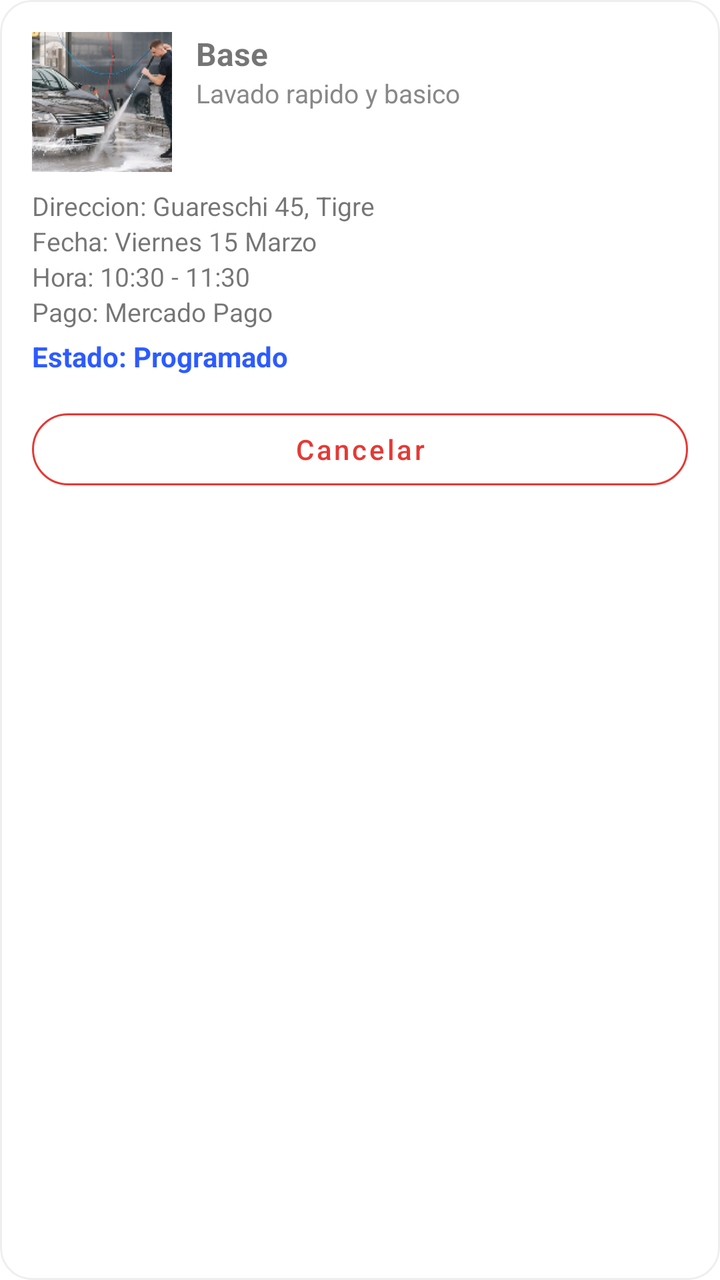
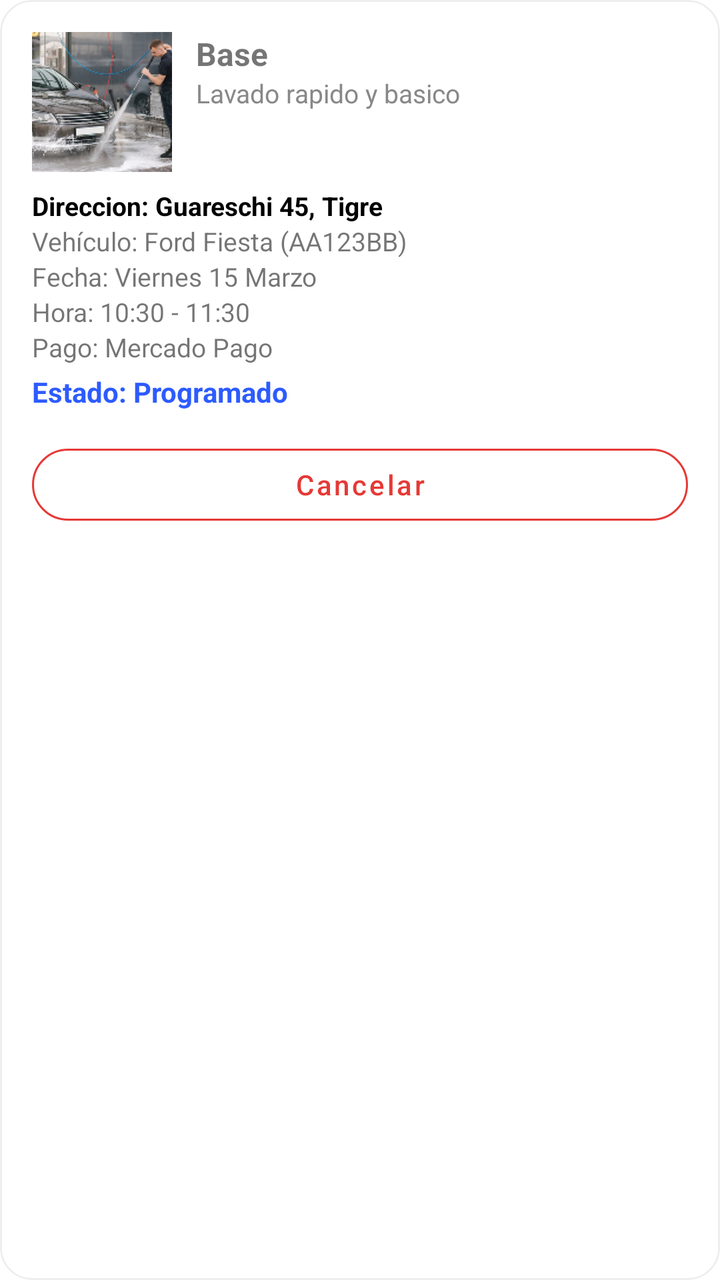

Compare the two renders of this Android layout. The source of the first and the diff that turns it into the second are given below.
<!-- AndroidManifest.xml: application theme Theme.CarWash -->
<!-- res/layout/booking_item.xml -->
<?xml version="1.0" encoding="utf-8"?>
<com.google.android.material.card.MaterialCardView
    xmlns:android="http://schemas.android.com/apk/res/android"
    xmlns:app="http://schemas.android.com/apk/res-auto"
    android:layout_width="match_parent"
    android:layout_height="wrap_content"
    android:layout_marginBottom="12dp"
    app:cardCornerRadius="16dp"
    app:cardElevation="0dp"
    app:strokeColor="#EEEEEE"
    app:strokeWidth="1dp">

    <LinearLayout
        android:orientation="vertical"
        android:padding="16dp"
        android:layout_width="match_parent"
        android:layout_height="wrap_content">

        
        <LinearLayout
            android:orientation="horizontal"
            android:layout_width="match_parent"
            android:layout_height="wrap_content">

            <ImageView
                android:id="@+id/serviceImage"
                android:layout_width="70dp"
                android:layout_height="70dp"
                android:src="@drawable/lavadobase"
                android:scaleType="centerCrop"/>

            <LinearLayout
                android:orientation="vertical"
                android:layout_marginStart="12dp"
                android:layout_width="wrap_content"
                android:layout_height="wrap_content">

                <TextView
                    android:id="@+id/serviceName"
                    android:text="Base"
                    android:textStyle="bold"
                    android:textSize="16sp"
                    android:layout_width="wrap_content"
                    android:layout_height="wrap_content"/>

                <TextView
                    android:id="@+id/serviceDesc"
                    android:text="Lavado rapido y basico"
                    android:textColor="#888"
                    android:textSize="13sp"
                    android:layout_width="wrap_content"
                    android:layout_height="wrap_content"/>
            </LinearLayout>

        </LinearLayout>

        
        <TextView
            android:id="@+id/address"
            android:text="Direccion: Guareschi 45, Tigre"
            android:layout_marginTop="8dp"
            android:textSize="13sp"
            android:layout_width="wrap_content"
            android:layout_height="wrap_content"/>

        <TextView
            android:id="@+id/date"
            android:text="Fecha: Viernes 15 Marzo"
            android:textSize="13sp"
            android:layout_width="wrap_content"
            android:layout_height="wrap_content"/>

        <TextView
            android:id="@+id/hour"
            android:text="Hora: 10:30 - 11:30"
            android:textSize="13sp"
            android:layout_width="wrap_content"
            android:layout_height="wrap_content"/>

        <TextView
            android:id="@+id/payment"
            android:text="Pago: Mercado Pago"
            android:textSize="13sp"
            android:layout_width="wrap_content"
            android:layout_height="wrap_content"/>

        
        <LinearLayout
            android:id="@+id/layoutWasher"
            android:orientation="horizontal"
            android:layout_marginTop="8dp"
            android:layout_width="match_parent"
            android:layout_height="wrap_content"
            android:gravity="center_vertical"
            android:visibility="gone">

            <ImageView
                android:layout_width="16dp"
                android:layout_height="16dp"
                android:src="@android:drawable/ic_menu_myplaces"
                app:tint="@color/azulcarwash"/>

            <TextView
                android:id="@+id/tvWasherName"
                android:layout_width="wrap_content"
                android:layout_height="wrap_content"
                android:layout_marginStart="4dp"
                android:text="Lavador: Juan Perez"
                android:textSize="13sp"
                android:textStyle="bold"
                android:textColor="@color/azulcarwash"/>

            <TextView
                android:id="@+id/tvWasherRating"
                android:layout_width="wrap_content"
                android:layout_height="wrap_content"
                android:layout_marginStart="8dp"
                android:text="⭐ 4.8"
                android:textSize="12sp"
                android:textColor="#F4B400"/>
        </LinearLayout>

        <TextView
            android:id="@+id/status"
            android:text="Estado: Programado"
            android:textColor="#2D5BFF"
            android:textStyle="bold"
            android:layout_marginTop="4dp"
            android:layout_width="wrap_content"
            android:layout_height="wrap_content"/>

        
        <LinearLayout
            android:orientation="horizontal"
            android:layout_marginTop="13dp"
            android:layout_width="match_parent"
            android:layout_height="wrap_content">

            <com.google.android.material.button.MaterialButton
                android:id="@+id/cancelBtn"
                style="@style/Widget.MaterialComponents.Button.OutlinedButton"
                android:layout_width="match_parent"
                android:layout_height="wrap_content"
                android:text="Cancelar"
                android:textAllCaps="false"
                android:textColor="@color/red"
                app:cornerRadius="24dp"
                app:strokeColor="@color/red" />
        </LinearLayout>

    </LinearLayout>

</com.google.android.material.card.MaterialCardView>
<!-- resources referenced by this layout -->
<resources>
  <color name="azulcarwash">#2600FC</color>
  <color name="red">#E53935</color>
  <!-- drawable lavadobase: png bitmap (drawable, 54784 bytes) -->
  <style name="Theme.CarWash" parent="Theme.MaterialComponents.DayNight.NoActionBar">
          
          <item name="colorPrimary">@color/purple_500</item>
          <item name="colorPrimaryVariant">@color/purple_700</item>
          <item name="colorOnPrimary">@color/white</item>
          
          <item name="colorSecondary">@color/teal_200</item>
          <item name="colorSecondaryVariant">@color/teal_700</item>
          <item name="colorOnSecondary">@color/black</item>
          
          <item name="android:statusBarColor">?attr/colorPrimaryVariant</item>
          
      </style>
  <color name="purple_500">#FF6200EE</color>
  <color name="purple_700">#FF3700B3</color>
  <color name="white">#FFFFFFFF</color>
  <color name="teal_200">#FF03DAC5</color>
  <color name="teal_700">#FF018786</color>
  <color name="black">#FF000000</color>
</resources>

<!-- the commit's change to res/layout/booking_item.xml (unified diff, before → after) -->
@@ -59,6 +59,15 @@
             android:id="@+id/address"
             android:text="Direccion: Guareschi 45, Tigre"
             android:layout_marginTop="8dp"
+            android:textSize="13sp"
+            android:textStyle="bold"
+            android:textColor="@color/black"
+            android:layout_width="wrap_content"
+            android:layout_height="wrap_content"/>
+
+        <TextView
+            android:id="@+id/tvVehicleInfo"
+            android:text="Vehículo: Ford Fiesta (AA123BB)"
             android:textSize="13sp"
             android:layout_width="wrap_content"
             android:layout_height="wrap_content"/>
